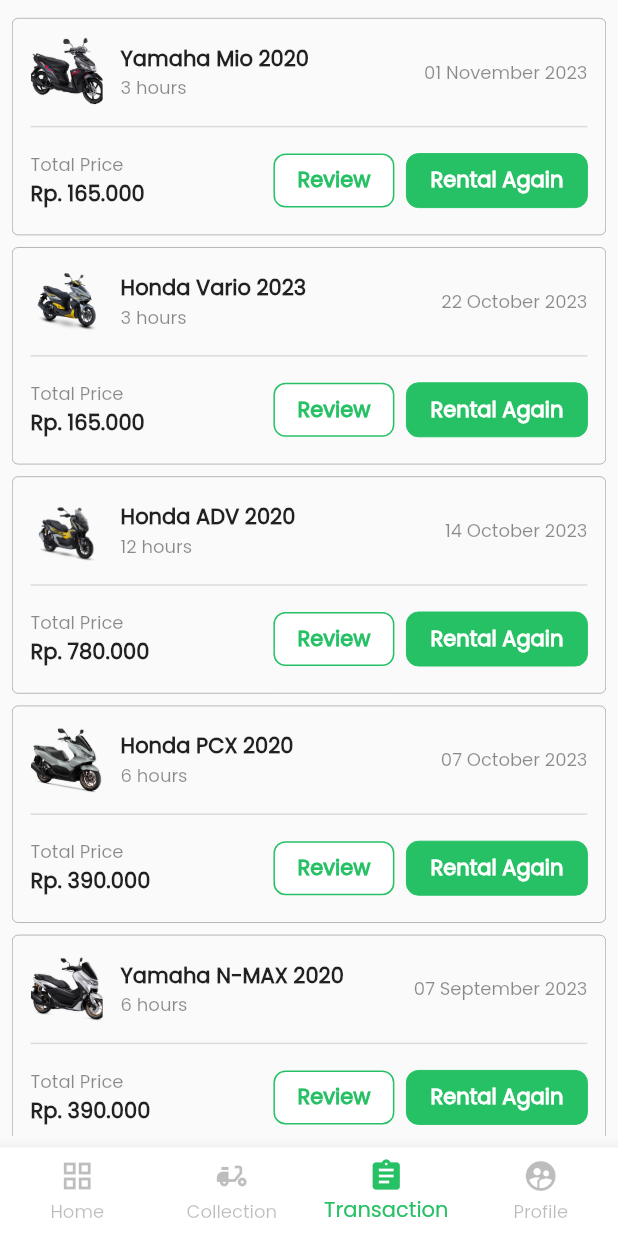
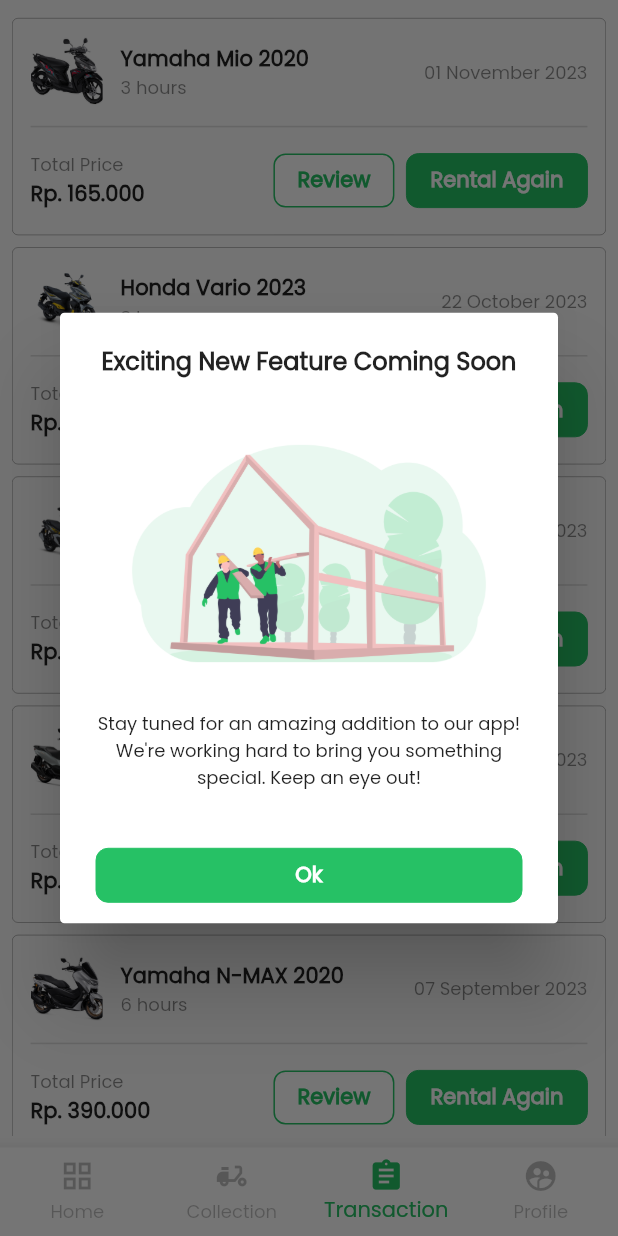
Before and after one commit to ezradio1/moto_go, a Flutter app: the screen it shows after launch, item 3 of the bottom bar chosen, after a tap on "Review", on a phone screen of 412 x 824 dp. Run offline on Flutter 3.47's test engine with Material 2 defaults, Android fonts, the phone set to English and light mode, and no system bars; our stand-ins replace carousel_slider.

Commit message:
feat: add coming soon dialog

```diff
--- /dev/null
+++ b/lib/widget/dialog_coming_soon.dart
@@ -0,0 +1,50 @@
+import 'package:flutter/material.dart';
+import 'package:moto_go/widget/button_custom.dart';
+
+class DialogComingSoon extends StatelessWidget {
+  const DialogComingSoon({super.key});
+
+  @override
+  Widget build(BuildContext context) {
+    return AlertDialog(
+      shape: RoundedRectangleBorder(
+        borderRadius: BorderRadius.circular(3.0),
+      ),
+      content: IntrinsicHeight(
+        child: Column(
+          children: [
+            const Text(
+              'Exciting New Feature Coming Soon',
+              style: TextStyle(
+                fontWeight: FontWeight.bold,
+              ),
+            ),
+            const SizedBox(
+              height: 28,
+            ),
+            Image.asset('images/coming_soon_illustration.png'),
+            const SizedBox(
+              height: 16,
+            ),
+            const Text(
+              "Stay tuned for an amazing addition to our app! We're working hard to bring you something special. Keep an eye out!",
+              textAlign: TextAlign.center,
+              style: TextStyle(fontSize: 12),
+            ),
+          ],
+        ),
+      ),
+      actions: [
+        Container(
+          padding: const EdgeInsets.symmetric(horizontal: 16),
+          width: double.infinity,
+          child: ButtonCustom(
+              text: 'Ok',
+              onPressed: () {
+                Navigator.pop(context);
+              }),
+        ),
+      ],
+    );
+  }
+}
--- a/lib/widget/dialog_rent_success.dart
+++ b/lib/widget/dialog_rent_success.dart
@@ -1,7 +1,4 @@
 import 'package:flutter/material.dart';
-import 'package:moto_go/constants/fonts.dart';
-import 'package:moto_go/models/motorcycle.dart';
-import 'package:moto_go/utils/format_price.dart';
 import 'package:moto_go/widget/button_custom.dart';
 
 class DialogRentSuccess extends StatelessWidget {
--- a/lib/widget/transaction_card.dart
+++ b/lib/widget/transaction_card.dart
@@ -3,13 +3,23 @@
 import 'package:moto_go/utils/format_price.dart';
 import 'package:moto_go/widget/button_custom.dart';
 import 'package:intl/intl.dart';
+import 'package:moto_go/widget/dialog_coming_soon.dart';
 
 class TransactionCard extends StatelessWidget {
   final Transaction data;
   const TransactionCard({super.key, required this.data});
 
+
   @override
   Widget build(BuildContext context) {
+    void handleDialogComingSoon() {
+      showDialog(
+          context: context,
+          builder: (BuildContext context) {
+            return const DialogComingSoon();
+          });
+    }
+
     return Container(
       padding: const EdgeInsets.all(12),
       decoration: BoxDecoration(
@@ -80,13 +90,19 @@
                 children: [
                   ButtonCustom(
                     text: 'Review',
-                    onPressed: () {},
+                    onPressed: () {
+                      handleDialogComingSoon();
+                    },
                     type: ButtonType.outline,
                   ),
                   const SizedBox(
                     width: 8,
                   ),
-                  ButtonCustom(text: 'Rental Again', onPressed: () {})
+                  ButtonCustom(
+                      text: 'Rental Again',
+                      onPressed: () {
+                        handleDialogComingSoon();
+                      })
                 ],
               )
             ],
--- a/pubspec.yaml
+++ b/pubspec.yaml
@@ -88,6 +88,7 @@
     - images/motorcycle/xmax.png
     - images/motorcycle/zx25.png
     - images/empty_illustration.png
+    - images/coming_soon_illustration.png
 
   # An image asset can refer to one or more resolution-specific "variants", see
   # https://flutter.dev/assets-and-images/#resolution-aware
```
Also changed, not shown: images/coming_soon_illustration.png (added).
